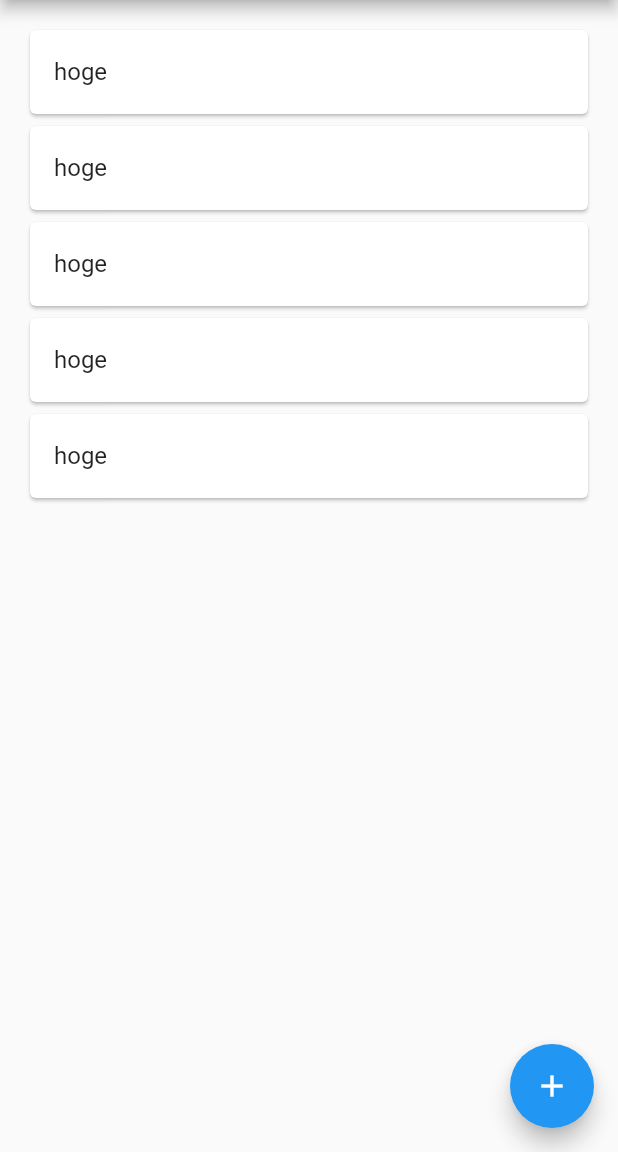
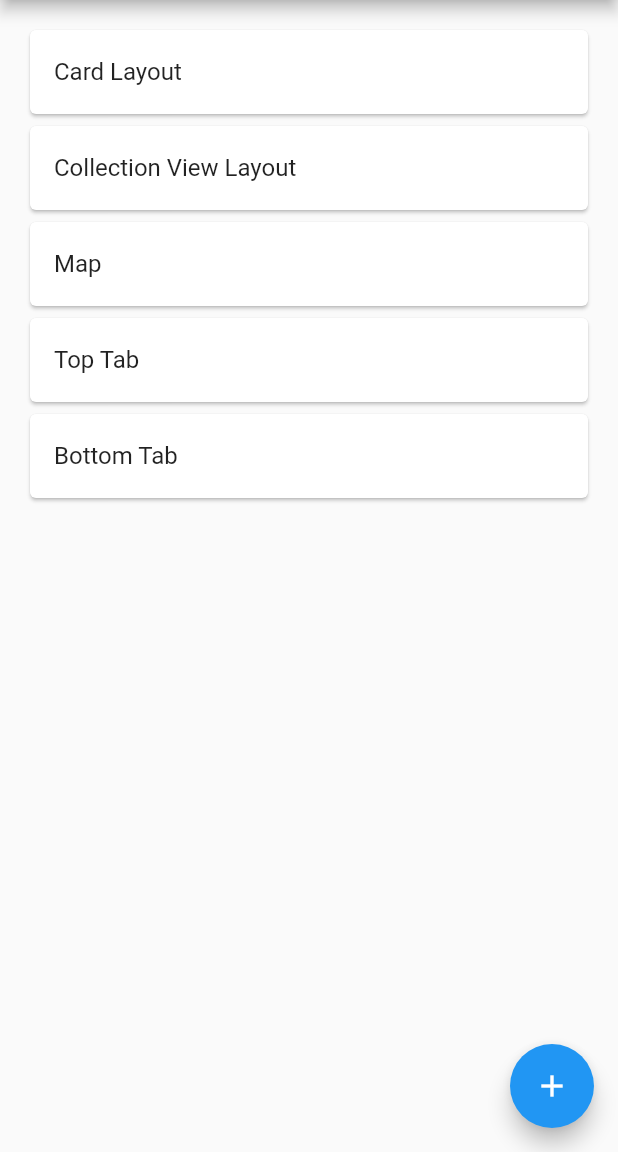
Before and after one commit to NewFieldForMe/FlutterExams, a Flutter app: the screen it shows after launch, on a phone screen of 412 x 824 dp, the part 84-1236 px from its top. Run offline on Flutter 3.47's test engine with Material 2 defaults, Android fonts, the phone set to English and light mode, and no system bars.

Commit message:
Example list

```diff
--- a/lib/main.dart
+++ b/lib/main.dart
@@ -1,4 +1,5 @@
 import 'package:flutter/material.dart';
+import 'package:flutter_exams/presenter/ExampleListPagePresenter.dart';
 
 void main() => runApp(new MyApp());
 
@@ -10,14 +11,17 @@ class MyApp extends StatelessWidget {
       theme: new ThemeData(
         primarySwatch: Colors.blue,
       ),
-      home: new ExampleListPage(title: 'Flutter Examples Home'),
+      home: new ExampleListPage(
+          title: 'Flutter Examples Home',
+          presenter: ExampleListPagePresenter()),
     );
   }
 }
 
 class ExampleListPage extends StatefulWidget {
-  ExampleListPage({Key key, this.title}) : super(key: key);
   final String title;
+  final ExampleListPagePresenter presenter;
+  ExampleListPage({Key key, this.title, this.presenter}) : super(key: key);
 
   @override
   _ExampleListPageState createState() => new _ExampleListPageState();
@@ -32,7 +36,7 @@ class _ExampleListPageState extends State<ExampleListPage> {
       ),
       body: _buildListView(),
       floatingActionButton: new FloatingActionButton(
-        onPressed: () { },
+        onPressed: () {},
         tooltip: 'Increment',
         child: new Icon(Icons.add),
       ), // This trailing comma makes auto-formatting nicer for build methods.
@@ -41,17 +45,16 @@ class _ExampleListPageState extends State<ExampleListPage> {
 
   Widget _buildListView() {
     return ListView.builder(
-        padding: const EdgeInsets.all(16.0),
-        itemBuilder: (BuildContext context, int index) {
-          return _buildRow(index);
-        },
-        itemCount: 5,
+      padding: const EdgeInsets.all(16.0),
+      itemBuilder: (BuildContext context, int index) {
+        return _buildRow(index);
+      },
+      itemCount: widget.presenter.examples.length,
     );
   }
 
   Widget _buildRow(int index) {
-    return Card(child: ListTile(
-      title: Text('hoge')
-    ));
+    return Card(
+        child: ListTile(title: Text(widget.presenter.examples[index].title)));
   }
 }
--- /dev/null
+++ b/lib/model/Example.dart
@@ -0,0 +1,6 @@
+import 'package:flutter/material.dart';
+
+class Example {
+  final String title;
+  Example({@required this.title});
+}
--- /dev/null
+++ b/lib/presenter/ExampleListPagePresenter.dart
@@ -0,0 +1,14 @@
+import 'package:flutter_exams/model/example.dart';
+
+class ExampleListPagePresenter {
+  List<Example> examples;
+  ExampleListPagePresenter() {
+    this.examples = <Example>[
+      Example(title: 'Card Layout'),
+      Example(title: 'Collection View Layout'),
+      Example(title: 'Map'),
+      Example(title: 'Top Tab'),
+      Example(title: 'Bottom Tab')
+    ];
+  }
+}
```
